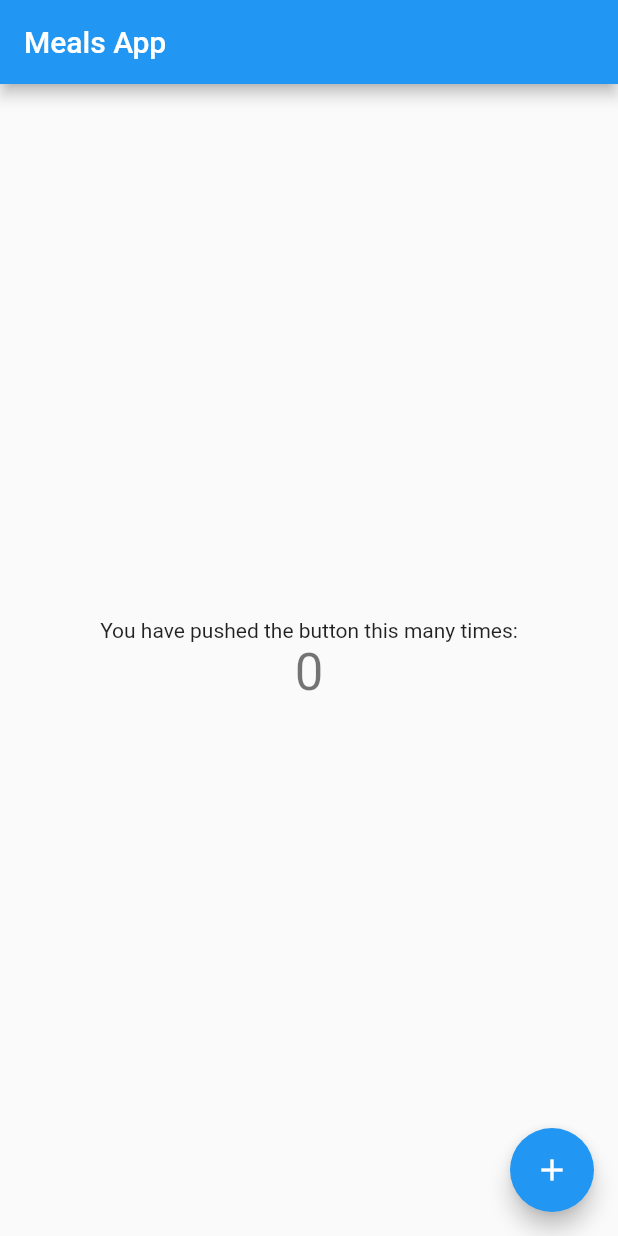
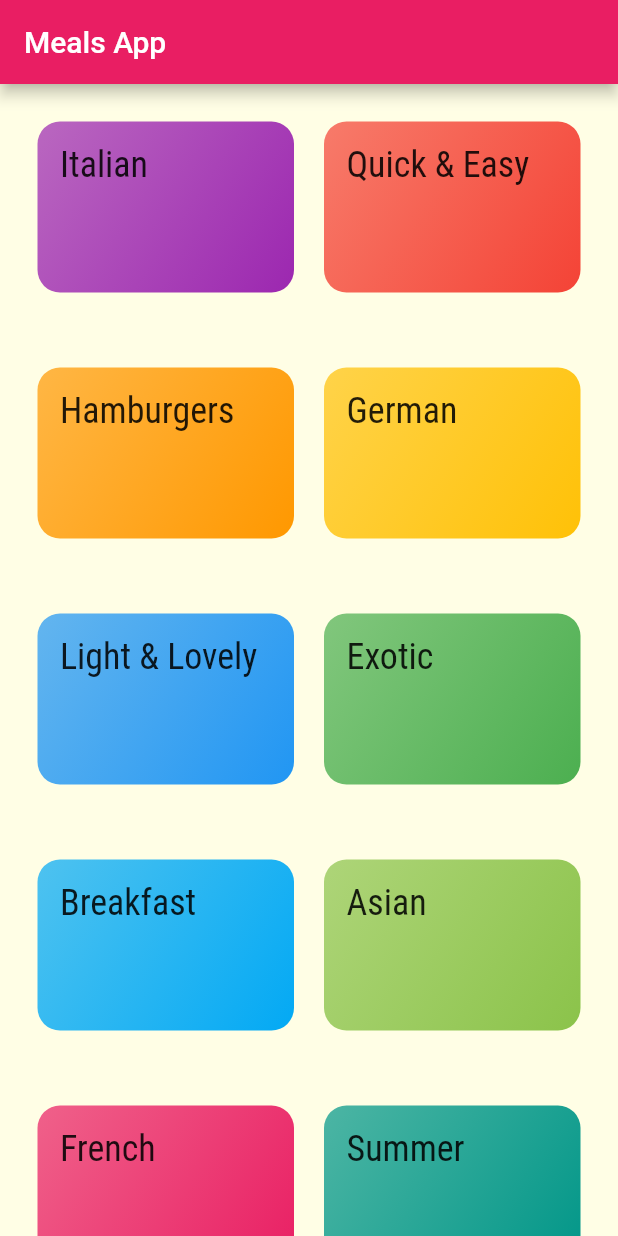
Before and after one commit to Ibrahim-Lokman/meals_app, a Flutter app: the screen it shows after launch, on a phone screen of 412 x 824 dp. Run offline on Flutter 3.47's test engine with Material 2 defaults, Android fonts, the phone set to English and light mode, and no system bars.

Commit message:
font added, Dummy data added, Category Meals Screen added, Category item added,
-> Gridview, gridDelegate
-> LinearGradient, Styling & Theming
->  Navigator, MaterialageRoute

```diff
--- /dev/null
+++ b/meals_app/lib/Models/category.dart
@@ -0,0 +1,15 @@
+import 'package:flutter/animation.dart';
+import 'package:flutter/cupertino.dart';
+import 'package:flutter/material.dart';
+
+class Category {
+  final String id;
+  final String title;
+  final Color color;
+
+Category({
+  required this.id,
+  required this.title,
+  this.color = Colors.blue,
+  });
+}
--- /dev/null
+++ b/meals_app/lib/categories_screen.dart
@@ -0,0 +1,32 @@
+import 'package:flutter/cupertino.dart';
+import 'package:flutter/material.dart';
+import 'package:meals_app/category_item.dart';
+import 'package:meals_app/dummy_data.dart';
+
+class CategoriesScreen extends StatelessWidget {
+
+  @override
+  Widget build(BuildContext context) {
+    return Scaffold(
+      appBar: AppBar(
+        title: Text("Meals App"),
+      ),
+      body: GridView(
+        padding: EdgeInsets.all(25),
+        children: DUMMY_CATEGORIES.map(
+          (item) =>
+            CategoryItem(
+                item.title,
+                item.color
+                ),
+          ).toList(),
+        gridDelegate: SliverGridDelegateWithMaxCrossAxisExtent(
+          maxCrossAxisExtent: 300,
+          childAspectRatio: 3 / 2,
+          crossAxisSpacing: 20,
+          mainAxisSpacing: 50,
+        ),
+        ),
+    );
+  }
+}
--- /dev/null
+++ b/meals_app/lib/category_item.dart
@@ -0,0 +1,50 @@
+import 'package:flutter/cupertino.dart';
+import 'package:flutter/material.dart';
+import 'package:flutter/src/widgets/container.dart';
+import 'package:flutter/src/widgets/framework.dart';
+import 'package:meals_app/category_meals_screen.dart';
+
+class CategoryItem extends StatelessWidget {
+  final String title;
+  final Color color;
+
+  CategoryItem(this.title, this.color);
+
+  void SelectCategory(BuildContext ctx) {
+    Navigator.of(ctx).push(
+      MaterialPageRoute(
+        builder: (_){
+          return CategoryMealsScreen();
+        },
+        ),
+      );
+  }
+
+  @override
+  Widget build(BuildContext context) {
+    return InkWell(
+      onTap: () => SelectCategory(context),
+      splashColor: Theme.of(context).primaryColor,
+      borderRadius: BorderRadius.circular(15),
+      child: Container(
+        padding: const EdgeInsets.all(15),
+        child: Text(
+          title,
+          style: Theme.of(context).textTheme.subtitle1,
+          ),
+        decoration: BoxDecoration(
+          gradient: LinearGradient(
+            colors: [
+              color.withOpacity(0.7),
+              color,
+            ],
+            begin: Alignment.topLeft,
+            end: Alignment.bottomRight,
+          ),
+          borderRadius: BorderRadius.circular(15),
+
+        ),
+      ),
+    );
+  }
+}
--- /dev/null
+++ b/meals_app/lib/category_meals_screen.dart
@@ -0,0 +1,22 @@
+import 'package:flutter/material.dart';
+import 'package:flutter/src/widgets/container.dart';
+import 'package:flutter/src/widgets/framework.dart';
+
+class CategoryMealsScreen extends StatelessWidget {
+
+  @override
+  Widget build(BuildContext context) {
+    return Scaffold(
+      appBar: AppBar(
+        title: Text(
+          "The Recipes"
+          ),
+      ),
+      body: Center(
+        child: Text(
+          'Recipes List !!!'
+        ),
+      ),
+    );
+  }
+}
--- /dev/null
+++ b/meals_app/lib/dummy_data.dart
@@ -0,0 +1,56 @@
+import 'package:flutter/material.dart';
+
+import './models/category.dart';
+
+var DUMMY_CATEGORIES = [
+  Category(
+    id: 'c1',
+    title: 'Italian',
+    color: Colors.purple,
+  ),
+  Category(
+    id: 'c2',
+    title: 'Quick & Easy',
+    color: Colors.red,
+  ),
+  Category(
+    id: 'c3',
+    title: 'Hamburgers',
+    color: Colors.orange,
+  ),
+  Category(
+    id: 'c4',
+    title: 'German',
+    color: Colors.amber,
+  ),
+  Category(
+    id: 'c5',
+    title: 'Light & Lovely',
+    color: Colors.blue,
+  ),
+  Category(
+    id: 'c6',
+    title: 'Exotic',
+    color: Colors.green,
+  ),
+  Category(
+    id: 'c7',
+    title: 'Breakfast',
+    color: Colors.lightBlue,
+  ),
+  Category(
+    id: 'c8',
+    title: 'Asian',
+    color: Colors.lightGreen,
+  ),
+  Category(
+    id: 'c9',
+    title: 'French',
+    color: Colors.pink,
+  ),
+  Category(
+    id: 'c10',
+    title: 'Summer',
+    color: Colors.teal,
+  ),
+];
--- a/meals_app/lib/main.dart
+++ b/meals_app/lib/main.dart
@@ -1,74 +1,35 @@
 import 'package:flutter/material.dart';
+import 'package:meals_app/categories_screen.dart';
 
 void main() {
-  runApp(const MyApp());
+  runApp(MyApp());
 }
 
 class MyApp extends StatelessWidget {
-  const MyApp({super.key});
-
 
   @override
   Widget build(BuildContext context) {
     return MaterialApp(
       title: 'Meals App',
       theme: ThemeData(
-        primarySwatch: Colors.blue,
+        primarySwatch: Colors.pink,
+        accentColor: Colors.blue,
+        canvasColor: Color.fromRGBO(255, 254, 229, 1),
+        fontFamily: 'Raleway',
+        textTheme: ThemeData.light().textTheme.copyWith(
+          bodyText1 : TextStyle(
+            color : Color.fromRGBO(20, 51, 51, 1)
+          ),
+          bodyText2 : TextStyle(
+            color : Color.fromRGBO(20, 51, 51, 1)
+          ),
+          subtitle1 : TextStyle(
+            fontSize: 24,
+            fontFamily: 'RobotoCondensed',
+
+          )),
       ),
-      home: const MyHomePage(title: 'Meals App'),
+      home: CategoriesScreen(),
     );
   }
 }
-
-class MyHomePage extends StatefulWidget {
-  const MyHomePage({super.key, required this.title});
-
-
-  final String title;
-
-  @override
-  State<MyHomePage> createState() => _MyHomePageState();
-}
-
-class _MyHomePageState extends State<MyHomePage> {
-  int _counter = 0;
-
-  void _incrementCounter() {
-    setState(() {
-
-      _counter++;
-    });
-  }
-
-  @override
-  Widget build(BuildContext context) {
-
-    return Scaffold(
-      appBar: AppBar(
-
-        title: Text(widget.title),
-      ),
-      body: Center(
-
-        child: Column(
-
-          mainAxisAlignment: MainAxisAlignment.center,
-          children: <Widget>[
-            const Text(
-              'You have pushed the button this many times:',
-            ),
-            Text(
-              '$_counter',
-              style: Theme.of(context).textTheme.headline4,
-            ),
-          ],
-        ),
-      ),
-      floatingActionButton: FloatingActionButton(
-        onPressed: _incrementCounter,
-        tooltip: 'Increment',
-        child: const Icon(Icons.add),
-      ),
-    );
-  }
-}
```
Also changed, not shown: meals_app/pubspec.yaml (+17 -6 lines), meals_app/assets/fonts/Raleway-Black.ttf (added), meals_app/assets/fonts/Raleway-Bold.ttf (added), meals_app/assets/fonts/Raleway-Regular.ttf (added), meals_app/assets/fonts/RobotoCondensed-Bold.ttf (added), meals_app/assets/fonts/RobotoCondensed-Italic.ttf (added), meals_app/assets/fonts/RobotoCondensed-Light.ttf (added), meals_app/assets/fonts/RobotoCondensed-Regular.ttf (added).
